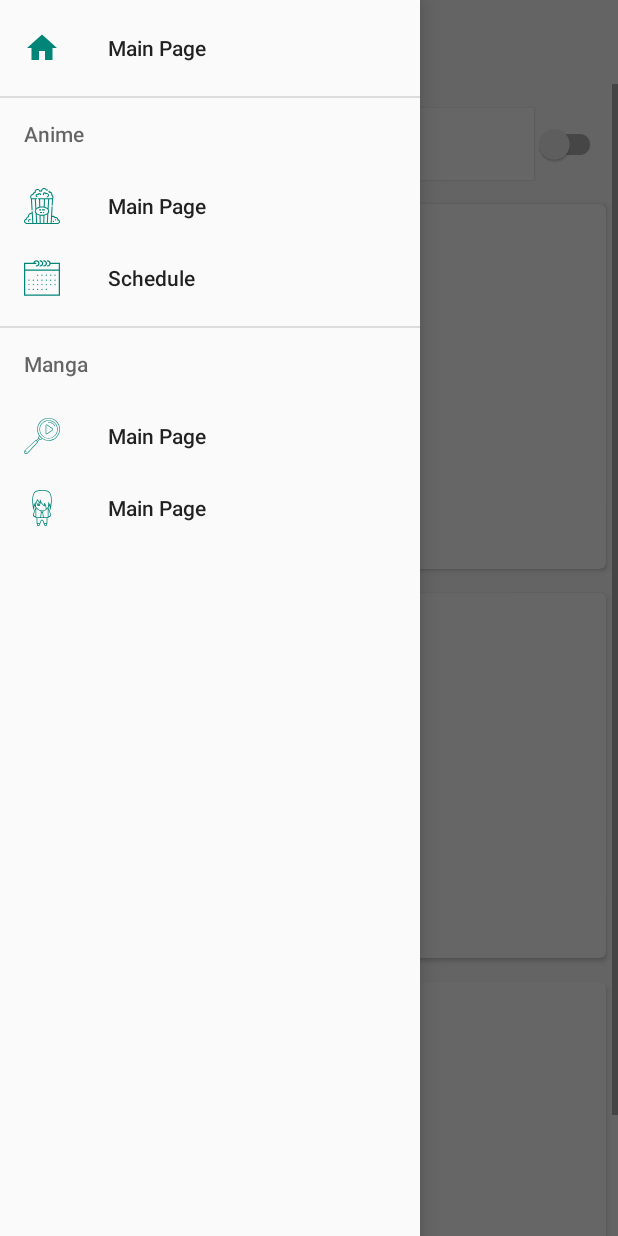
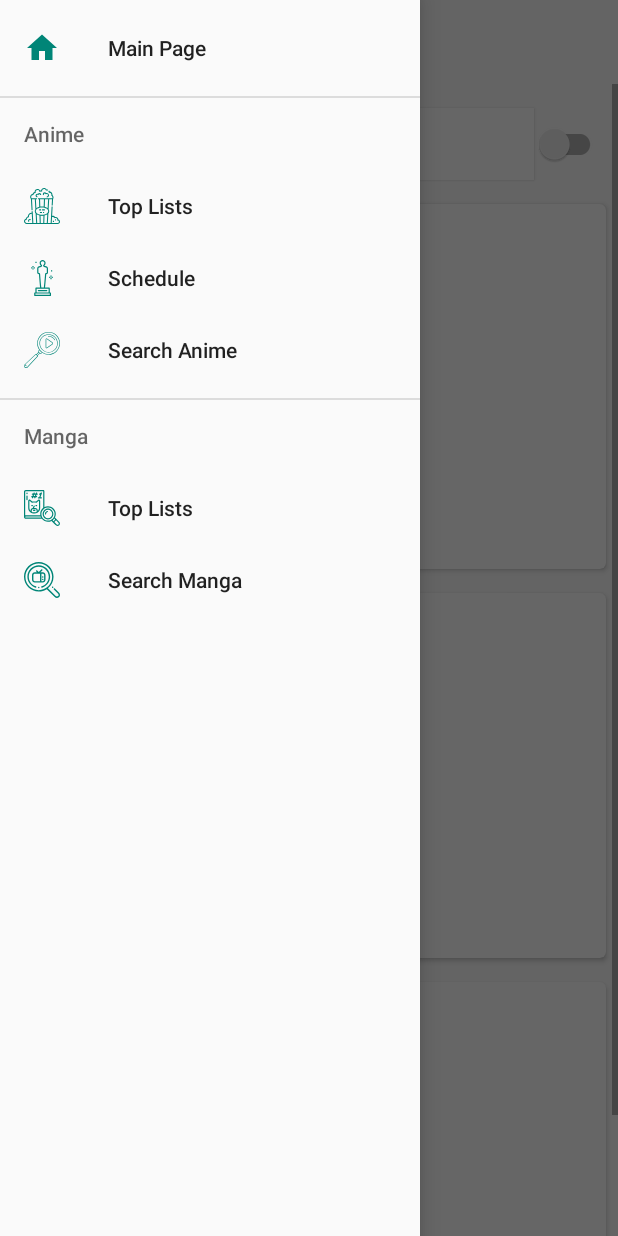
Before and after one commit to MrNtlu/MyAnimeInfo2, an Android app: the screen it shows after launch (MainActivity), with the side drawer open, on a phone screen of 412 x 824 dp. Run offline under Robolectric (Android 15) with nearby library versions, the phone set to English and light mode, and no system bars; libraries missing offline, so code that uses them is left out: com.llollox.androidtoggleswitch; plain views replace ToggleSwitch; network calls fail; 6 statements that could not run were skipped.

Commit message:
Drawables add. Menu set.

```diff
--- /dev/null
+++ b/app/src/main/res/drawable/ic_comic_book.xml
@@ -0,0 +1,14 @@
+<vector android:height="200dp" android:viewportHeight="60"
+    android:viewportWidth="60" android:width="200dp" xmlns:android="http://schemas.android.com/apk/res/android">
+    <path android:fillColor="#FF000000" android:pathData="m11.6,38 l0.02,0.01c1.1911,0.6471 2.5245,0.9873 3.88,0.99 2.958,0 4.65,0.213 6.882,-0.987l0.018,-0.013c2.8572,-1.5798 4.6219,-4.5953 4.6,-7.86v-12.14c-0.0002,-0.7668 -0.4387,-1.466 -1.129,-1.8 -0.6903,-0.3339 -1.5107,-0.2438 -2.112,0.232l-3.642,2.907c-2.0536,-0.4505 -4.1804,-0.4505 -6.234,0l-3.649,-2.913c-0.6022,-0.4722 -1.4211,-0.5593 -2.1092,-0.2244 -0.6881,0.3349 -1.1248,1.0331 -1.1248,1.7984v12.14c-0.0219,3.2647 1.7428,6.2802 4.6,7.86zM15.5,37c-0.8611,0.0001 -1.7127,-0.1801 -2.5,-0.529v-2.471c0,-1.1046 0.8954,-2 2,-2h4c1.1046,0 2,0.8954 2,2v2.471c-1.567,0.692 -2.634,0.529 -5.5,0.529zM8.993,17.994c4.2,3.351 4.145,3.44 4.692,3.4 0.015,0 0.145,-0.016 0.152,-0.018 2.1315,-0.4964 4.3493,-0.4903 6.478,0.018 0.557,0.043 0.509,-0.058 4.685,-3.392v12.138c0.008,1.8451 -0.7104,3.6193 -2,4.939v-1.079c0,-2.2091 -1.7909,-4 -4,-4 -2.179,0 -2.108,0.041 -2.2,-0.112s-0.1,-0.055 1.1,-2.441c0.2469,-0.4943 0.0463,-1.0951 -0.448,-1.342s-1.0951,-0.0463 -1.342,0.448c-1.084,2.168 -1.42,2.564 -1.314,3.468 -2.121,0.1083 -3.7876,1.8553 -3.796,3.979v1.079c-1.2896,-1.3197 -2.008,-3.0939 -2,-4.939z"/>
+    <path android:fillColor="#FF000000" android:pathData="m13,27h1c0.5523,0 1,-0.4477 1,-1s-0.4477,-1 -1,-1h-1c-0.5523,0 -1,0.4477 -1,1s0.4477,1 1,1z"/>
+    <path android:fillColor="#FF000000" android:pathData="m20,27h1c0.5523,0 1,-0.4477 1,-1s-0.4477,-1 -1,-1h-1c-0.5523,0 -1,0.4477 -1,1s0.4477,1 1,1z"/>
+    <path android:fillColor="#FF000000" android:pathData="m18,33h-2c-0.5523,0 -1,0.4477 -1,1s0.4477,1 1,1h2c0.5523,0 1,-0.4477 1,-1s-0.4477,-1 -1,-1z"/>
+    <path android:fillColor="#FF000000" android:pathData="m13,12h0.307l-0.244,0.648c-0.1933,0.5175 0.0695,1.0937 0.587,1.287 0.5175,0.1933 1.0937,-0.0695 1.287,-0.587l0.506,-1.348h1.864l-0.244,0.648c-0.1933,0.5175 0.0695,1.0937 0.587,1.287 0.5175,0.1933 1.0937,-0.0695 1.287,-0.587l0.506,-1.348h1.557c0.5523,0 1,-0.4477 1,-1s-0.4477,-1 -1,-1h-0.807l0.75,-2h1.057c0.5523,0 1,-0.4477 1,-1s-0.4477,-1 -1,-1h-0.307l0.244,-0.648c0.1933,-0.5175 -0.0695,-1.0937 -0.587,-1.287s-1.0937,0.0695 -1.287,0.587l-0.506,1.348h-1.864l0.244,-0.648c0.1933,-0.5175 -0.0695,-1.0937 -0.587,-1.287s-1.0937,0.0695 -1.287,0.587l-0.506,1.348h-1.557c-0.5523,0 -1,0.4477 -1,1s0.4477,1 1,1h0.807l-0.75,2h-1.057c-0.5523,0 -1,0.4477 -1,1s0.4477,1 1,1zM16.943,8h1.864l-0.75,2h-1.864z"/>
+    <path android:fillColor="#FF000000" android:pathData="m24,14h5c0.5523,0 1,-0.4477 1,-1s-0.4477,-1 -1,-1h-1.557l2.494,-6.648c0.1535,-0.4068 0.0266,-0.8661 -0.314,-1.1364 -0.3406,-0.2703 -0.8168,-0.2895 -1.178,-0.0476l-3,2c-0.2972,0.1983 -0.4661,0.5401 -0.443,0.8966s0.2347,0.6737 0.555,0.832c0.3203,0.1583 0.7008,0.1336 0.998,-0.0646l0.42,-0.28 -1.668,4.448h-1.307c-0.5523,0 -1,0.4477 -1,1s0.4477,1 1,1z"/>
+    <path android:fillColor="#FF000000" android:pathData="m46.364,33.636c-2.5739,-2.5743 -6.445,-3.3445 -9.8083,-1.9515 -3.3632,1.393 -5.5562,4.6748 -5.5562,8.315s2.1929,6.9221 5.5562,8.315c3.3632,1.393 7.2344,0.6227 9.8083,-1.9515 3.5141,-3.5146 3.5141,-9.2124 0,-12.727zM44.95,44.949c-2.7337,2.7335 -7.1658,2.7333 -9.8993,-0.0003s-2.7336,-7.1657 0,-9.8993 7.1656,-2.7338 9.8993,-0.0003c1.3129,1.3128 2.0505,3.0934 2.0505,4.95s-0.7376,3.6372 -2.0505,4.95z"/>
+    <path android:fillColor="#FF000000" android:pathData="m51.57,45.916c2.5694,-5.0342 1.5915,-11.1518 -2.419,-15.1343 -4.0106,-3.9825 -10.1349,-4.9173 -15.151,-2.3127v-26.469c0,-1.1046 -0.8954,-2 -2,-2h-29c-1.6569,0 -3,1.3431 -3,3v42c0,1.6569 1.3431,3 3,3h26.765c3.8295,4.9114 10.6082,6.4098 16.151,3.57 15.4,15.394 0.329,0.329 7.26,7.257 1.5759,1.4707 4.0337,1.4281 5.5578,-0.0962s1.5662,-3.9822 0.0952,-5.5578zM3,2h29v27.765c-3.7171,2.8949 -5.566,7.5821 -4.826,12.235 -26.465,0 -24.434,-0.08 -25.174,0.184v-39.184c0,-0.5523 0.4477,-1 1,-1zM3,46c-0.5523,0 -1,-0.4477 -1,-1s0.4477,-1 1,-1h24.644c0.2184,0.6886 0.4944,1.3577 0.825,2zM32.222,47.778c-3.1461,-3.1459 -4.0873,-7.8773 -2.3847,-11.9878s5.7136,-6.7906 10.1627,-6.7906 8.4602,2.6801 10.1627,6.7906 0.7614,8.8418 -2.3847,11.9878c-4.2978,4.2906 -11.2582,4.2906 -15.556,0zM50.485,47.659 L52.019,49.193 49.194,52.019 47.66,50.485c1.0949,-0.7752 2.0501,-1.7308 2.825,-2.826zM57.414,57.414c-0.7914,0.7512 -2.0326,0.7512 -2.824,0l-3.982,-3.98 2.826,-2.826 3.981,3.98c0.7792,0.781 0.7787,2.0455 -0.001,2.826z"/>
+    <path android:fillColor="#FF000000" android:pathData="m38.533,34.9c-0.151,0.05 -3.684,1.27 -3.684,4.949 0,0.5523 0.4477,1 1,1s1,-0.4477 1,-1c0.0832,-1.3935 1.0008,-2.5983 2.322,-3.049 0.3394,-0.114 0.5922,-0.4003 0.6632,-0.7513s-0.0506,-0.7131 -0.319,-0.95 -0.6428,-0.3127 -0.9822,-0.1987z"/>
+    <path android:fillColor="#FF000000" android:pathData="m5,7c0.5523,0 1,-0.4477 1,-1v-1c0,-0.5523 -0.4477,-1 -1,-1s-1,0.4477 -1,1v1c0,0.5523 0.4477,1 1,1z"/>
+    <path android:fillColor="#FF000000" android:pathData="m5,17c0.5523,0 1,-0.4477 1,-1v-6c0,-0.5523 -0.4477,-1 -1,-1s-1,0.4477 -1,1v6c0,0.5523 0.4477,1 1,1z"/>
+</vector>
--- /dev/null
+++ b/app/src/main/res/drawable/ic_search.xml
@@ -0,0 +1,10 @@
+<vector android:height="200dp" android:viewportHeight="512.001"
+    android:viewportWidth="512.001" android:width="200dp" xmlns:android="http://schemas.android.com/apk/res/android">
+    <path android:fillColor="#FF000000" android:pathData="M499.307,437.032l-60.172,-60.172c-3.905,-3.905 -10.235,-3.905 -14.143,0c-3.905,3.905 -3.905,10.237 0,14.143l60.172,60.172c4.438,4.438 6.865,10.397 6.835,16.78c-0.031,6.42 -2.54,12.448 -7.065,16.973c-4.524,4.525 -10.552,7.034 -16.972,7.065c-0.041,0 -0.08,0 -0.12,0c-6.338,0 -12.251,-2.425 -16.661,-6.835L340.46,374.435c48.425,-38.503 79.531,-97.899 79.531,-164.429c0,-115.792 -94.204,-209.996 -209.996,-209.996S0,94.213 0,210.006s94.204,209.996 209.996,209.996c42.004,0 81.16,-12.405 114.017,-33.73L437.04,499.299c8.19,8.19 19.12,12.693 30.8,12.693c0.072,0 0.146,0 0.219,0c11.726,-0.056 22.742,-4.645 31.018,-12.923c8.276,-8.277 12.866,-19.292 12.923,-31.017C512.056,456.288 507.549,445.272 499.307,437.032zM209.996,400.002C105.231,400.002 20,314.77 20,210.006C20,105.241 105.231,20.01 209.996,20.01s189.996,85.231 189.996,189.996S314.761,400.002 209.996,400.002z"/>
+    <path android:fillColor="#FF000000" android:pathData="M414.791,352.514c-1.87,-1.86 -4.44,-2.93 -7.07,-2.93c-2.639,-0.001 -5.209,1.069 -7.08,2.93c-1.859,1.86 -2.93,4.44 -2.93,7.07s1.07,5.21 2.93,7.07c1.87,1.86 4.44,2.93 7.08,2.93c2.63,0 5.2,-1.07 7.07,-2.93c1.859,-1.86 2.93,-4.44 2.93,-7.07S416.651,354.374 414.791,352.514z"/>
+    <path android:fillColor="#FF000000" android:pathData="M210.038,47.845c-89.325,0 -161.997,72.672 -161.997,161.997c0,35.549 11.3,69.293 32.677,97.582c20.677,27.359 50.062,47.822 82.745,57.617c5.296,1.589 10.865,-1.418 12.45,-6.708c1.586,-5.29 -1.418,-10.864 -6.708,-12.45c-59.564,-17.852 -101.165,-73.794 -101.165,-136.04c0,-78.297 63.7,-141.997 141.997,-141.997s141.997,63.7 141.997,141.997c0,62.25 -41.601,118.192 -101.166,136.041c-5.291,1.585 -8.294,7.159 -6.709,12.45c1.299,4.333 5.272,7.132 9.575,7.132c0.95,0 1.917,-0.137 2.874,-0.423c32.685,-9.795 62.072,-30.256 82.747,-57.617c21.379,-28.289 32.678,-62.033 32.678,-97.583C372.035,120.518 299.363,47.845 210.038,47.845z"/>
+    <path android:fillColor="#FF000000" android:pathData="M210.034,351.825c-5.522,0 -10,4.477 -10,10v0.139c0,5.523 4.478,10 10,10s10,-4.477 10,-10v-0.139C220.034,356.302 215.557,351.825 210.034,351.825z"/>
+    <path android:fillColor="#FF000000" android:pathData="M267.505,145.997h-33.366l25.938,-25.937c3.905,-3.905 3.905,-10.237 0,-14.142c-3.905,-3.905 -10.235,-3.905 -14.143,0l-35.937,35.937l-22.26,-22.26c-3.905,-3.905 -10.235,-3.905 -14.143,0c-3.905,3.905 -3.905,10.237 0,14.142l12.26,12.261h-33.366c-21.223,0 -38.489,17.267 -38.489,38.489v69.027c0,21.224 17.267,38.489 38.489,38.489h115.018c21.224,0 38.489,-17.267 38.489,-38.489v-69.027C305.994,163.264 288.727,145.997 267.505,145.997zM227.996,272.005h-75.509c-10.195,0 -18.49,-8.295 -18.49,-18.49v-69.027c0,-10.196 8.295,-18.491 18.49,-18.491h75.509V272.005zM285.994,253.514c0,10.196 -8.295,18.49 -18.49,18.49h-19.51V165.998h19.51c10.195,0 18.49,8.294 18.49,18.49V253.514z"/>
+    <path android:fillColor="#FF000000" android:pathData="M274.074,205.927c-1.859,-1.86 -4.439,-2.93 -7.069,-2.93c-2.63,0 -5.21,1.07 -7.07,2.93c-1.86,1.86 -2.93,4.44 -2.93,7.07s1.069,5.21 2.93,7.07s4.44,2.93 7.07,2.93c2.63,0 5.21,-1.07 7.069,-2.93c1.86,-1.86 2.931,-4.44 2.931,-7.07S275.935,207.787 274.074,205.927z"/>
+    <path android:fillColor="#FF000000" android:pathData="M274.074,240.266c-1.859,-1.86 -4.439,-2.93 -7.069,-2.93c-2.63,0 -5.21,1.07 -7.07,2.93c-1.86,1.86 -2.93,4.44 -2.93,7.07c0,2.64 1.069,5.21 2.93,7.07c1.86,1.86 4.44,2.93 7.07,2.93c2.63,0 5.21,-1.07 7.069,-2.93c1.86,-1.86 2.931,-4.44 2.931,-7.07S275.935,242.135 274.074,240.266z"/>
+</vector>
--- a/app/src/main/res/menu/nav_menu.xml
+++ b/app/src/main/res/menu/nav_menu.xml
@@ -14,29 +14,35 @@
     <item android:title="Anime">
         <menu>
             <item
-                android:title="Main Page"
+                android:title="Top Lists"
                 app:showAsAction="ifRoom"
                 android:icon="@drawable/ic_popcorn"
                 android:id="@+id/anime_by_genre"/>
             <item
                 android:title="Schedule"
                 app:showAsAction="ifRoom"
-                android:icon="@drawable/ic_calendar_small"
+                android:icon="@drawable/ic_oscar"
                 android:id="@+id/anime_schedule"/>
+
+            <item
+                android:title="Search Anime"
+                app:showAsAction="ifRoom"
+                android:icon="@drawable/ic_magnifying_glass"
+                android:id="@+id/anime_search"/>
         </menu>
     </item>
 
     <item android:title="Manga">
         <menu>
             <item
-                android:title="Main Page"
-                app:showAsAction="ifRoom"
-                android:icon="@drawable/ic_magnifying_glass"
+                android:title="Top Lists"
+                app:showAsAction="always"
+                android:icon="@drawable/ic_comic_book"
                 android:id="@+id/search_anime"/>
             <item
-                android:title="Main Page"
-                app:showAsAction="ifRoom"
-                android:icon="@drawable/ic_anime_boy_with_tie"
+                android:title="Search Manga"
+                app:showAsAction="always"
+                android:icon="@drawable/ic_search"
                 android:id="@+id/search_user"/>
         </menu>
     </item>
```
